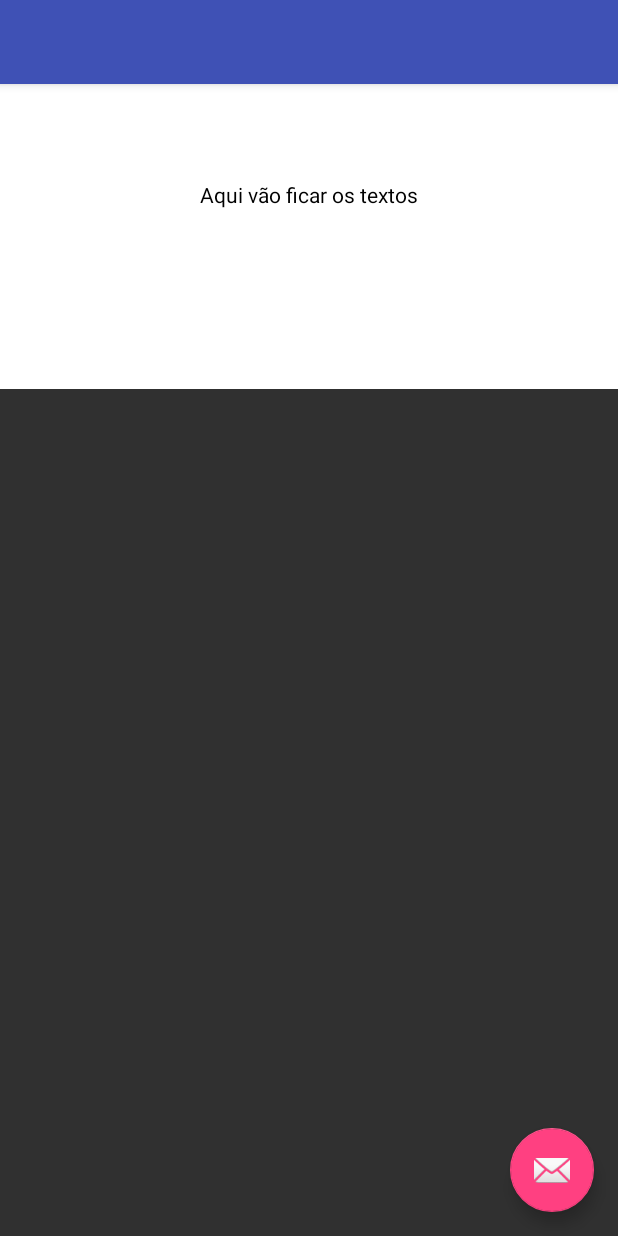
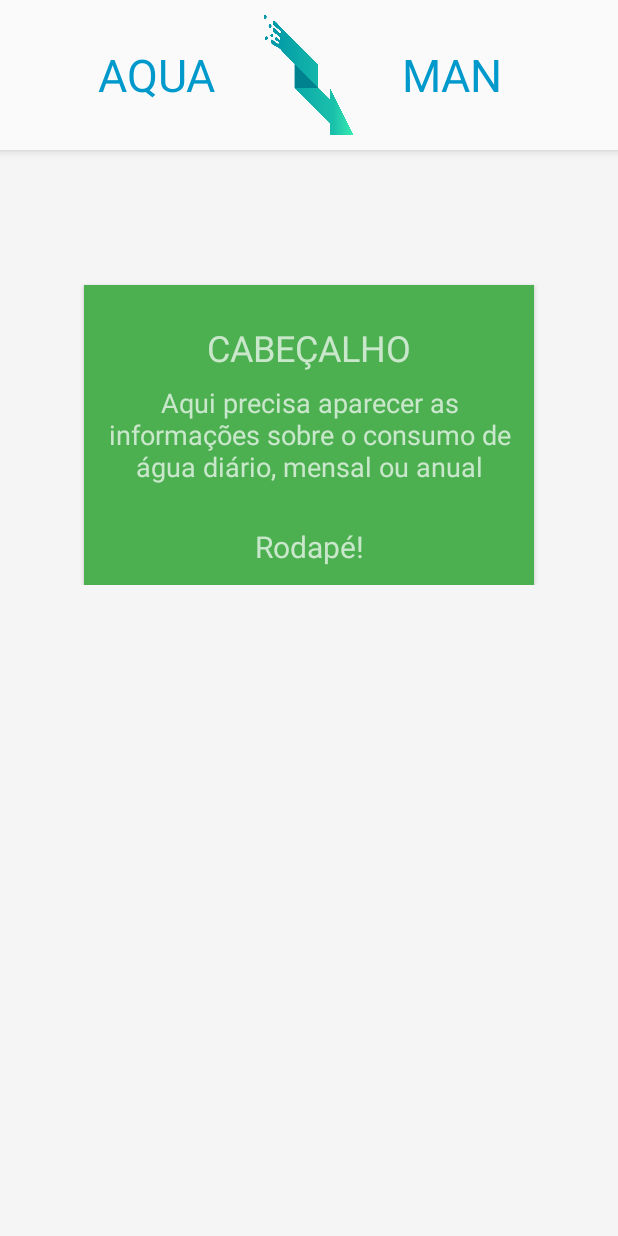
Before and after one commit to AquamanUFC/H.E.R.M.E.S-Sistemas-microprocessados, an Android app: the layout activity_main.xml on its own in the app's theme, with its tools: preview values and no code run, on a phone screen of 412 x 824 dp. Run offline under Robolectric (Android 15) with nearby library versions, the phone set to English and light mode, and no system bars.

Commit message:
Tela inicial pronta

```diff
--- a/src/android/EPC/app/src/main/java/microprocessados/ufc/epc/MainScreenActivity.java
+++ b/src/android/EPC/app/src/main/java/microprocessados/ufc/epc/MainScreenActivity.java
@@ -10,24 +10,6 @@ import android.view.Menu;
 import android.view.MenuItem;
 
 public class MainScreenActivity extends AppCompatActivity {
-
-    @Override
-    protected void onCreate(Bundle savedInstanceState) {
-        super.onCreate(savedInstanceState);
-        setContentView(R.layout.activity_main);
-        Toolbar toolbar = (Toolbar) findViewById(R.id.toolbar);
-        setSupportActionBar(toolbar);
-
-        FloatingActionButton fab = (FloatingActionButton) findViewById(R.id.fab);
-        fab.setOnClickListener(new View.OnClickListener() {
-            @Override
-            public void onClick(View view) {
-                Snackbar.make(view, "Replace with your own action", Snackbar.LENGTH_LONG)
-                        .setAction("Action", null).show();
-            }
-        });
-        new BluetoothManager(this);
-    }
 
     @Override
     public boolean onCreateOptionsMenu(Menu menu) {
--- a/src/android/EPC/app/src/main/res/layout/activity_main.xml
+++ b/src/android/EPC/app/src/main/res/layout/activity_main.xml
@@ -4,45 +4,145 @@
     xmlns:tools="http://schemas.android.com/tools"
     android:layout_width="match_parent"
     android:layout_height="match_parent"
+    android:background="#F5F5F5"
+    android:visibility="visible"
     tools:context="microprocessados.ufc.epc.MainScreenActivity">
+
+
+    <GridLayout
+        android:id="@+id/fundo"
+        android:layout_width="match_parent"
+        android:layout_height="wrap_content"
+        android:background="#F5F5F5"
+        android:visibility="visible">
+
+    </GridLayout>
+
+    <LinearLayout
+        android:layout_width="match_parent"
+        android:layout_height="wrap_content"
+        android:orientation="vertical"
+        android:visibility="visible">
 
         <android.support.design.widget.AppBarLayout
             android:layout_width="match_parent"
+            android:layout_height="match_parent"
+            android:theme="@style/AppTheme.AppBarOverlay"
+            android:visibility="visible"
+            app:elevation="4dp">
+
+            <LinearLayout
+                android:id="@+id/LayoutBarra"
+                android:layout_width="match_parent"
+                android:layout_height="100dp"
+                android:gravity="center"
+                android:orientation="horizontal"
+                android:visibility="visible">
+
+                <TextView
+                    android:id="@+id/textView13"
+                    android:layout_width="20dp"
                     android:layout_height="wrap_content"
-        android:theme="@style/AppTheme.AppBarOverlay">
+                    android:layout_weight="1"
+                    android:text="AQUA"
+                    android:textAlignment="textEnd"
+                    android:textColor="@android:color/holo_blue_dark"
+                    android:textSize="30sp"
+                    android:visibility="visible" />
 
-        <android.support.v7.widget.Toolbar
-            android:id="@+id/toolbar"
-            android:layout_width="match_parent"
-            android:layout_height="?attr/actionBarSize"
-            android:background="?attr/colorPrimary"
-            app:popupTheme="@style/AppTheme.PopupOverlay" />
+                <ImageView
+                    android:id="@+id/imageView"
+                    android:layout_width="1dp"
+                    android:layout_height="80dp"
+                    android:layout_weight="1"
+                    android:visibility="visible"
+                    app:srcCompat="@drawable/logo" />
+
+                <TextView
+                    android:id="@+id/textView14"
+                    android:layout_width="20dp"
+                    android:layout_height="wrap_content"
+                    android:layout_weight="1"
+                    android:text="MAN"
+                    android:textAlignment="textStart"
+                    android:textColor="@android:color/holo_blue_dark"
+                    android:textSize="30sp"
+                    android:visibility="visible" />
+
+            </LinearLayout>
 
         </android.support.design.widget.AppBarLayout>
 
+        <RelativeLayout
+            android:layout_width="match_parent"
+            android:layout_height="match_parent"
+            android:visibility="visible">
 
-    <android.support.design.widget.FloatingActionButton
-        android:id="@+id/fab"
-        android:layout_width="wrap_content"
-        android:layout_height="wrap_content"
-        android:layout_gravity="bottom|end"
-        android:layout_margin="@dimen/fab_margin"
-        app:srcCompat="@android:drawable/ic_dialog_email" />
+            <FrameLayout
+                android:layout_width="300dp"
+                android:layout_height="200dp"
+                android:layout_alignParentTop="true"
+                android:layout_centerHorizontal="true"
+                android:layout_marginTop="90dp"
+                android:background="#4CAF50"
+                android:elevation="2dp"
+                android:visibility="visible">
 
                 <RelativeLayout
                     android:layout_width="match_parent"
-        android:layout_height="259dp"
-        android:background="@android:color/white"
-        android:orientation="horizontal">
+                    android:layout_height="match_parent"
+                    android:elevation="2dp"
+                    android:visibility="visible">
 
                     <TextView
-            android:id="@+id/textView2"
-            android:layout_width="wrap_content"
+                        android:id="@+id/headerCard"
+                        android:layout_width="match_parent"
                         android:layout_height="wrap_content"
-            android:text="Aqui vão ficar os textos"
-            android:textColor="@android:color/black"
+                        android:layout_marginTop="25dp"
+                        android:fontFamily="sans-serif"
+                        android:text="CABEÇALHO"
+                        android:textAlignment="center"
+                        android:textSize="24sp"
+                        android:visibility="visible" />
+
+                    <TextView
+                        android:id="@+id/infoCard"
+                        android:layout_width="match_parent"
+                        android:layout_height="wrap_content"
+                        android:layout_alignParentLeft="true"
+                        android:layout_alignParentStart="true"
                         android:layout_centerVertical="true"
-            android:layout_centerHorizontal="true"/>
+                        android:paddingLeft="10dp"
+                        android:paddingRight="10dp"
+                        android:text="Aqui precisa aparecer as informações sobre o consumo de água diário, mensal ou anual"
+                        android:textAlignment="center"
+                        android:textSize="18sp"
+                        android:visibility="visible" />
+
+                    <TextView
+                        android:id="@+id/bottomCard"
+                        android:layout_width="match_parent"
+                        android:layout_height="wrap_content"
+                        android:layout_alignParentBottom="true"
+                        android:layout_alignParentLeft="true"
+                        android:layout_alignParentStart="true"
+                        android:layout_marginBottom="12dp"
+                        android:text="Rodapé!"
+                        android:textAlignment="center"
+                        android:textSize="20sp"
+                        android:visibility="visible" />
+
                 </RelativeLayout>
 
+            </FrameLayout>
+        </RelativeLayout>
+
+        <LinearLayout
+            android:id="@+id/rodape"
+            android:layout_width="match_parent"
+            android:layout_height="match_parent"
+            android:orientation="vertical"
+            android:visibility="visible"></LinearLayout>
+
+    </LinearLayout>
 </android.support.design.widget.CoordinatorLayout>
--- a/src/android/EPC/app/src/main/res/values/colors.xml
+++ b/src/android/EPC/app/src/main/res/values/colors.xml
@@ -1,6 +1,6 @@
 <?xml version="1.0" encoding="utf-8"?>
 <resources>
-    <color name="colorPrimary">#3F51B5</color>
+    <color name="colorPrimary">#FAFAFA</color>
     <color name="colorPrimaryDark">#303F9F</color>
     <color name="colorAccent">#FF4081</color>
 </resources>
```
Also changed, not shown: src/android/EPC/app/src/main/res/drawable/logo.png (added). Lines whose indentation alone changed are shown as unchanged.
